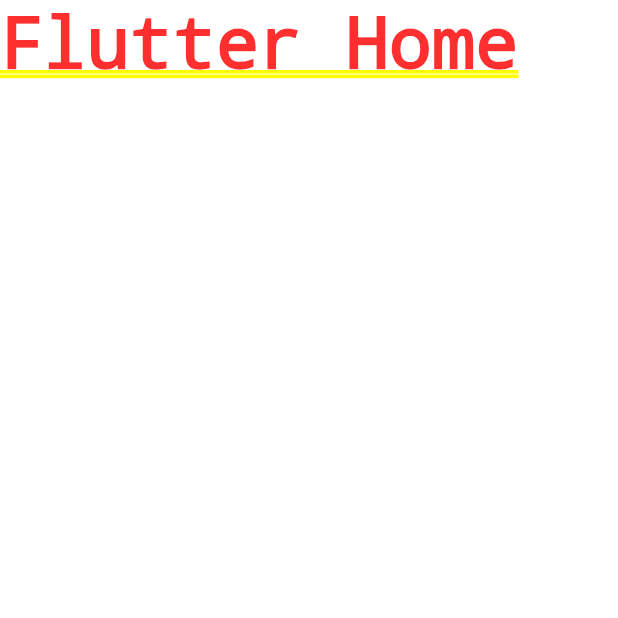
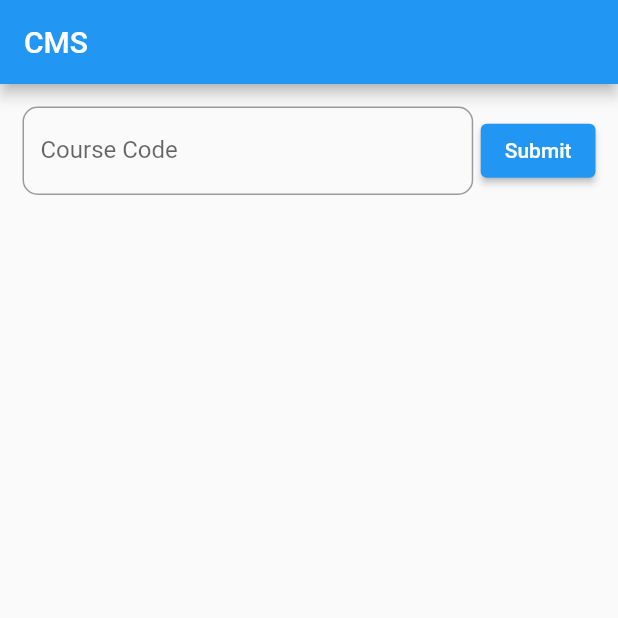
Before and after one commit to rajul007/CMS, a Flutter app: the screen it shows after launch, on a phone screen of 412 x 824 dp, the top half of it. Run offline on Flutter 3.47's test engine with Material 2 defaults, Android fonts, the phone set to English and light mode, and no system bars; missing offline and left inert: mongo_dart.

Commit message:
Display Marks Page Added

```diff
--- a/lib/db/mongodb.dart
+++ b/lib/db/mongodb.dart
@@ -14,4 +14,35 @@ class MongoDatabase {
     marks = db.collection(marksCollection);
     subjects = db.collection(subjectsCollection);
   }
+
+  static Future<dynamic> getSubject(String courseCode) async {
+    var subject = await subjects.findOne({"courseCode": courseCode});
+    if (subject == null)
+      return 0;
+    else {
+      Map<String, dynamic> subjectDetails = {
+        "id": subject["_id"],
+        "courseName": subject["courseName"],
+      };
+      return subjectDetails;
+    }
+  }
+
+  static Future<dynamic> getMarks(ObjectId student, ObjectId courseId) async {
+    var record = await marks.findOne({"subject": courseId, "student": student});
+    if (record == null) {
+      return 0;
+    } else {
+      Map<String, dynamic> marksDetails = {
+        "ct1": record["ct1"],
+        "ct2": record["ct2"],
+        "ca": record["ca"],
+        "dha": record["dha"],
+        "aa": record["aa"],
+        "attendance": record["attendance"],
+        "grade": record["grade"],
+      };
+      return marksDetails;
+    }
+  }
 }
--- a/lib/main.dart
+++ b/lib/main.dart
@@ -1,4 +1,5 @@
 import 'package:cms/db/mongodb.dart';
+import 'package:cms/marks/display.dart';
 import 'package:flutter/material.dart';
 
 void main() async {
@@ -18,7 +19,7 @@ class MyApp extends StatelessWidget {
       theme: ThemeData(
         primarySwatch: Colors.blue,
       ),
-      home: const SafeArea(child: Text("Flutter Home")),
+      home: DisplayMarks(),
     );
   }
 }
--- /dev/null
+++ b/lib/marks/display.dart
@@ -0,0 +1,208 @@
+import 'dart:math';
+
+import 'package:cms/db/mongodb.dart';
+import 'package:flutter/material.dart';
+import 'package:mongo_dart/mongo_dart.dart' as md;
+
+class DisplayMarks extends StatefulWidget {
+  const DisplayMarks({super.key});
+
+  @override
+  State<DisplayMarks> createState() => _DisplayMarksState();
+}
+
+class _DisplayMarksState extends State<DisplayMarks> {
+  // md.ObjectId user =
+  //       ModalRoute.of(context)!.settings.arguments as md.ObjectId;
+
+  md.ObjectId user = md.ObjectId.fromHexString("6429b4166ca545552b9f3700");
+  var courseCode = TextEditingController();
+  Map<String, dynamic> studentMarks = {
+    "ct1": 0,
+    "ct2": 0,
+    "ca": 0,
+    "dha": 0,
+    "aa": 0,
+    "attendance": 0,
+    "grade": ""
+  };
+  bool isVisible = false;
+  @override
+  Widget build(BuildContext context) {
+    return Scaffold(
+      appBar: AppBar(
+        title: Text('CMS'),
+      ),
+      body: SafeArea(
+          child: Column(
+        children: <Widget>[
+          Container(
+            margin: EdgeInsets.all(15),
+            child: Row(
+              children: [
+                Expanded(
+                  child: TextField(
+                    controller: courseCode,
+                    decoration: InputDecoration(
+                      labelText: "Course Code",
+                      border: OutlineInputBorder(
+                          borderRadius: BorderRadius.circular(10)),
+                    ),
+                  ),
+                ),
+                SizedBox(width: 5),
+                ElevatedButton(
+                    onPressed: () => _getSubject(courseCode.text),
+                    child: Text("Submit"))
+              ],
+            ),
+          ),
+          Center(
+            child: Container(
+              margin: EdgeInsets.all(15),
+              child: displayMarksTable(studentMarks),
+            ),
+          )
+        ],
+      )),
+    );
+  }
+
+  Future<void> _getSubject(String courseCode) async {
+    var result = await MongoDatabase.getSubject(courseCode);
+    print(result);
+
+    if (result == 0) {
+      setState(() => isVisible = false);
+      ScaffoldMessenger.of(context).showSnackBar(SnackBar(
+          content:
+              Text("Course Not Found..!! Please Enter correct Course Code.")));
+    } else {
+      var marks = await MongoDatabase.getMarks(user, result["id"]);
+      if (marks == 0) {
+        setState(() => isVisible = false);
+        ScaffoldMessenger.of(context).showSnackBar(
+            SnackBar(content: Text("You are not enrolled in this course..!!")));
+      } else {
+        studentMarks = marks;
+        setState(() => isVisible = isVisible == false ? true : true);
+        print(studentMarks);
+      }
+    }
+  }
+
+  Widget displayMarksTable(var studentMarks) {
+    return studentMarks == null
+        ? Text("No Records to display")
+        : Visibility(
+            visible: isVisible,
+            child: Table(
+              children: [
+                TableRow(children: [
+                  Text(
+                    "Components",
+                    style:
+                        TextStyle(fontSize: 20.0, fontWeight: FontWeight.bold),
+                  ),
+                  Text(
+                    "Marks",
+                    style:
+                        TextStyle(fontSize: 20.0, fontWeight: FontWeight.bold),
+                  ),
+                ]),
+                TableRow(children: [
+                  Text(
+                    "CT1",
+                    style: TextStyle(fontSize: 15.0),
+                  ),
+                  Text(
+                    studentMarks['ct1'].toString(),
+                    style: TextStyle(fontSize: 15.0),
+                  ),
+                ]),
+                TableRow(children: [
+                  Text(
+                    "CT2",
+                    style: TextStyle(fontSize: 15.0),
+                  ),
+                  Text(
+                    studentMarks['ct2'].toString(),
+                    style: TextStyle(fontSize: 15.0),
+                  ),
+                ]),
+                TableRow(children: [
+                  Text(
+                    "DHA",
+                    style: TextStyle(fontSize: 15.0),
+                  ),
+                  Text(
+                    studentMarks['dha'].toString(),
+                    style: TextStyle(fontSize: 15.0),
+                  ),
+                ]),
+                TableRow(children: [
+                  Text(
+                    "CA",
+                    style: TextStyle(fontSize: 15.0),
+                  ),
+                  Text(
+                    studentMarks['ca'].toString(),
+                    style: TextStyle(fontSize: 15.0),
+                  ),
+                ]),
+                TableRow(children: [
+                  Text(
+                    "AA",
+                    style: TextStyle(fontSize: 15.0),
+                  ),
+                  Text(
+                    studentMarks['aa'].toString(),
+                    style: TextStyle(fontSize: 15.0),
+                  ),
+                ]),
+                TableRow(children: [
+                  Text(
+                    "Attendance",
+                    style: TextStyle(fontSize: 15.0),
+                  ),
+                  Text(
+                    studentMarks['attendance'].toString(),
+                    style: TextStyle(fontSize: 15.0),
+                  ),
+                ]),
+                TableRow(children: [
+                  Text(
+                    "Total",
+                    style: TextStyle(fontSize: 15.0),
+                  ),
+                  Text(
+                    _totalMarks(studentMarks).toString(),
+                    style: TextStyle(fontSize: 15.0),
+                  ),
+                ]),
+                TableRow(children: [
+                  Text(
+                    "Grade",
+                    style: TextStyle(fontSize: 15.0),
+                  ),
+                  Text(
+                    studentMarks['grade'],
+                    style: TextStyle(fontSize: 15.0),
+                  ),
+                ]),
+              ],
+            ),
+          );
+  }
+
+  num _totalMarks(Map<String, dynamic> studentMarks) {
+    num ct1 = studentMarks["ct1"];
+    num ct2 = studentMarks["ct2"];
+    num total = max(ct1, ct2) +
+        studentMarks["ca"] +
+        studentMarks["dha"] +
+        studentMarks["aa"] +
+        studentMarks["attendance"];
+    return total;
+  }
+}
--- a/lib/models/Marks.dart
+++ b/lib/models/Marks.dart
@@ -1,3 +1,5 @@
+// ignore_for_file: file_names
+
 import 'dart:convert';
 import 'package:mongo_dart/mongo_dart.dart';
 
--- a/lib/models/Subjects.dart
+++ b/lib/models/Subjects.dart
@@ -1,3 +1,5 @@
+// ignore_for_file: file_names
+
 import 'dart:convert';
 import 'package:mongo_dart/mongo_dart.dart';
 
--- a/pubspec.yaml
+++ b/pubspec.yaml
@@ -32,6 +32,9 @@ dependencies:
   flutter:
     sdk: flutter
 
+  mongo_dart: ^0.8.2
+  # flutter_secure_storage: ^7.0.1
+  dart_jsonwebtoken: ^2.6.2
 
   # The following adds the Cupertino Icons font to your application.
   # Use with the CupertinoIcons class for iOS style icons.
@@ -40,8 +43,6 @@ dependencies:
 dev_dependencies:
   flutter_test:
     sdk: flutter
-
-  mongo_dart: ^0.8.2
 
   # The "flutter_lints" package below contains a set of recommended lints to
   # encourage good coding practices. The lint set provided by the package is
```
Also changed, not shown: pubspec.lock.
